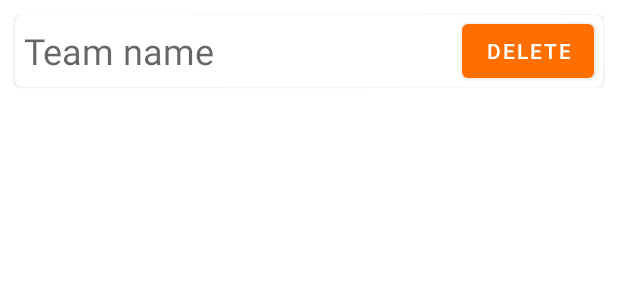
After one commit to zatsepinvl/activity-play-android, an Android app: the layout view_team_settings_item.xml on its own in the app's theme, with its tools: preview values and no code run, on a phone screen of 412 x 824 dp. The commit adds this screen. Shown: the top 300 px of the screen. Run offline under Robolectric (Android 15) with nearby library versions, the phone set to English and light mode, and no system bars; network calls fail.

Commit message:
Added team settings fagment

```diff
--- a/app/src/main/java/com/zatsepinvl/activity/play/game/fragment/StartRoundFragment.kt
+++ b/app/src/main/java/com/zatsepinvl/activity/play/game/fragment/StartRoundFragment.kt
@@ -26,7 +26,7 @@ class StartRoundFragment : DaggerFragment() {
         container: ViewGroup?,
         savedInstanceState: Bundle?
     ): View? {
-        viewModel.reload()
+        viewModel.reloadGame()
 
         val dataBinding = FragmentRoundStartBinding.inflate(inflater, container, false)
         dataBinding.viewmodel = viewModel
@@ -36,7 +36,6 @@ class StartRoundFragment : DaggerFragment() {
             findNavController().navigate(R.id.finishGameFragment)
         }
 
-
         viewModel.gameState.observe(viewLifecycleOwner, Observer<GameStatus> { gameState ->
             if (gameState == GameStatus.PLAY) {
                 findNavController().navigate(R.id.inRoundFragment)
--- a/app/src/main/java/com/zatsepinvl/activity/play/home/HomeViewModel.kt
+++ b/app/src/main/java/com/zatsepinvl/activity/play/home/HomeViewModel.kt
@@ -12,10 +12,6 @@ class HomeViewModel @Inject constructor(
 ) : ViewModel() {
 
     fun initNewGame() {
-        if (teamService.getTeamsCount() == 0) {
-            teamService.createDefaultTeams().forEach { teamService.addTeam(it) }
-        }
-
         val newGame = gameService.createNewGame()
         gameService.saveGame(newGame)
     }
--- a/app/src/main/java/com/zatsepinvl/activity/play/home/fragment/HomeFragment.kt
+++ b/app/src/main/java/com/zatsepinvl/activity/play/home/fragment/HomeFragment.kt
@@ -35,7 +35,7 @@ class HomeFragment : DaggerFragment() {
     override fun onViewCreated(view: View, savedInstanceState: Bundle?) {
         homeNewGameButton.setOnClickListener {
             viewModel.initNewGame()
-            findNavController().navigate(R.id.startRoundFragment)
+            findNavController().navigate(R.id.teamSettingsFragment)
         }
 
         homeContinueButton.setOnClickListener {
--- a/app/src/main/res/layout/fragment_round_start.xml
+++ b/app/src/main/res/layout/fragment_round_start.xml
@@ -59,7 +59,7 @@
                 android:layout_height="wrap_content"
                 android:layout_margin="10dp"
                 android:layout_weight="1"
-                android:backgroundTint="@{viewmodel.currentTeamColorResource}"
+                android:backgroundTint="@{viewmodel.currentTeam.colorResource}"
                 android:onClick="@{() -> viewmodel.startRound()}"
                 android:text="Start round" />
         </LinearLayout>
--- a/app/src/main/res/layout/fragment_teams_settings.xml
+++ /dev/null
@@ -1,5 +0,0 @@
-<?xml version="1.0" encoding="utf-8"?>
-<FrameLayout xmlns:android="http://schemas.android.com/apk/res/android"
-    android:layout_width="match_parent" android:layout_height="match_parent">
-
-</FrameLayout>
--- /dev/null
+++ b/app/src/main/res/layout/view_team_settings_item.xml
@@ -0,0 +1,38 @@
+<?xml version="1.0" encoding="utf-8"?>
+<layout xmlns:android="http://schemas.android.com/apk/res/android"
+    xmlns:app="http://schemas.android.com/apk/res-auto">
+
+    <data>
+
+        <variable
+            name="team"
+            type="com.zatsepinvl.activity.play.team.Team" />
+
+        <variable
+            name="viewmodel"
+            type="com.zatsepinvl.activity.play.team.TeamSettingsViewModel" />
+    </data>
+
+    <com.google.android.material.card.MaterialCardView
+        android:layout_width="match_parent"
+        android:layout_height="wrap_content"
+        android:layout_margin="10dp"
+        app:cardBackgroundColor="@{team.colorResource}">
+
+        <TextView
+            android:layout_width="wrap_content"
+            android:layout_height="match_parent"
+            android:layout_gravity="start|center"
+            android:layout_marginStart="6dp"
+            android:hint="Team name"
+            android:text="@{team.name}"
+            android:textSize="24sp" />
+
+        <com.google.android.material.button.MaterialButton
+            android:layout_width="wrap_content"
+            android:layout_height="wrap_content"
+            android:layout_gravity="end|center"
+            android:layout_marginEnd="6dp"
+            android:text="Delete" />
+    </com.google.android.material.card.MaterialCardView>
+</layout>
```
Also changed, not shown: app/src/main/java/com/zatsepinvl/activity/play/di/ViewModelAwareFragment.kt (added, +19 -0 lines), app/src/main/java/com/zatsepinvl/activity/play/game/GameViewModel.kt (+2 -5 lines), app/src/main/java/com/zatsepinvl/activity/play/game/fragment/FinishGameFragment.kt (+4 -5 lines), app/src/main/java/com/zatsepinvl/activity/play/team/TeamModule.kt (+16 -0 lines), app/src/main/java/com/zatsepinvl/activity/play/team/TeamService.kt (+13 -3 lines), app/src/main/java/com/zatsepinvl/activity/play/team/TeamSettingsViewModel.kt (added, +21 -0 lines), app/src/main/java/com/zatsepinvl/activity/play/team/fragment/TeamSettingsFragment.kt (added, +34 -0 lines), app/src/main/java/com/zatsepinvl/activity/play/team/fragment/TeamsSettingsFragment.kt (deleted, +0 -7 lines), app/src/main/res/layout/fragment_team_settings.xml (added, +13 -0 lines), app/src/main/res/navigation/nav_graph.xml (+7 -0 lines), app/src/main/res/layout/view_game_finish_team_score_item.xml (renamed from app/src/main/res/layout/layout_game_finish_team_score_item.xml).
